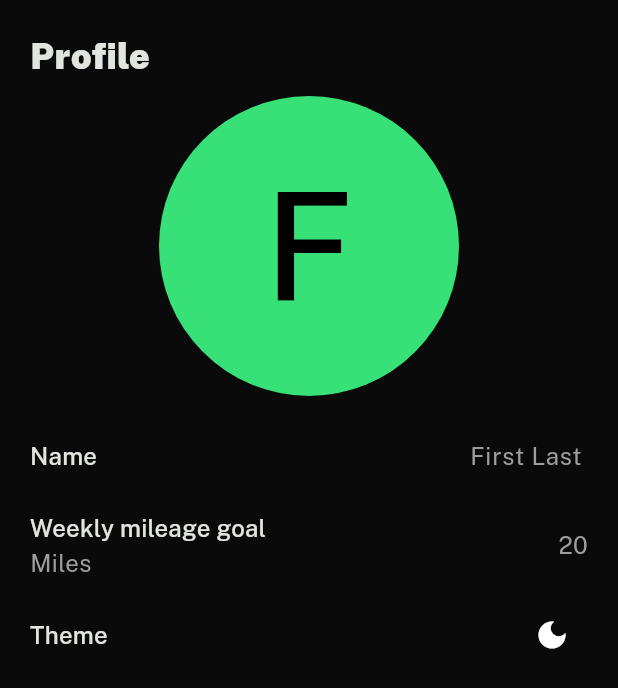
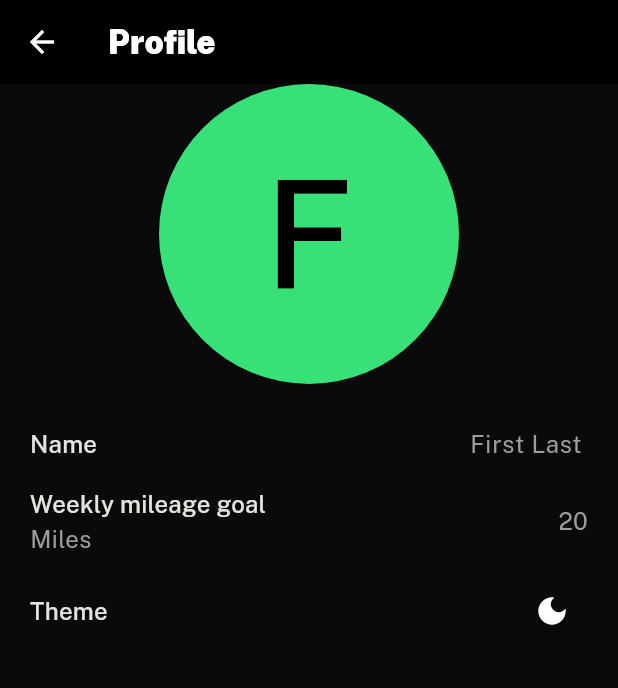
Before and after one commit to liamb09/Rundex, a Flutter app: the ProfilePage screen opened directly, after a tap on "Miles", after a tap on "Kilometers", after a tap on the "light mode" icon, on a phone screen of 412 x 824 dp. Shown: the top 688 px of the screen. Run offline on Flutter 3.47's test engine with Material 3 defaults, Android fonts, the phone set to English and light mode, and no system bars; our stand-ins replace envied, google_fonts, shared_preferences, sqflite, syncfusion_flutter_charts, syncfusion_flutter_gauges; missing offline and left inert: flutter_share, polyline_codec; accounts and stored records are empty; generated files the repository leaves out were written again.

Commit message:
Add appbars to each page

```diff
--- a/lib/pages/add_run_page.dart
+++ b/lib/pages/add_run_page.dart
@@ -158,6 +158,7 @@ class _AddRunPageState extends State<AddRunPage> {
       builder: (context, constraints) {
         return Scaffold(
           appBar: AppBar(
+            surfaceTintColor: Theme.of(context).colorScheme.tertiary == Colors.white ? null : Colors.transparent,
             leading: IconButton(
               icon: Icon(Icons.close),
               onPressed: () {
@@ -168,12 +169,11 @@ class _AddRunPageState extends State<AddRunPage> {
               "New run",
               style: TextStyle(
                 fontWeight: FontWeight.w900,
-                fontSize: Theme.of(context).textTheme.titleMedium!.fontSize,
+                fontSize: Theme.of(context).textTheme.titleLarge!.fontSize,
               ),
             ),
             backgroundColor: Theme.of(context).colorScheme.tertiary,
           ),
-          backgroundColor: Theme.of(context).colorScheme.tertiary,
           body: SafeArea(
             child: SingleChildScrollView(
               child: FutureBuilder<User>(
--- a/lib/pages/home_page.dart
+++ b/lib/pages/home_page.dart
@@ -260,7 +260,17 @@ class _HomePageState extends State<HomePage> {
   @override
   Widget build(BuildContext context) {
     return Scaffold(
-      backgroundColor: Theme.of(context).colorScheme.tertiary,
+      appBar: AppBar(
+        surfaceTintColor: Theme.of(context).colorScheme.tertiary == Colors.white ? null : Colors.transparent,
+        title: Text(
+          "Your runs",
+          style: TextStyle(
+            fontWeight: FontWeight.w900,
+            fontSize: Theme.of(context).textTheme.titleLarge!.fontSize,
+          ),
+        ),
+        backgroundColor: Theme.of(context).colorScheme.tertiary,
+      ),
       body: SafeArea(
         child: FutureBuilder<User>(
           future: getUserFromDB(),
@@ -285,29 +295,6 @@ class _HomePageState extends State<HomePage> {
                           children: snapshot.data!.map((run) {
                             return Column(
                               children: [
-                                Builder(
-                                  builder: (context) {
-                                    if (snapshot.data![0] == run) {
-                                      return Column(
-                                        crossAxisAlignment: CrossAxisAlignment.start,
-                                        children: [
-                                          SizedBox(height: 20),
-                                          Row(
-                                            children: [
-                                              SizedBox(width: 20,),
-                                              Text("Your runs", textAlign: TextAlign.left, style: TextStyle(
-                                                fontSize: Theme.of(context).textTheme.headlineSmall!.fontSize,
-                                                fontWeight: FontWeight.w900,
-                                              ),),
-                                            ],
-                                          ),
-                                          SizedBox(height: 10),
-                                        ],
-                                      );
-                                    }
-                                    return Container();
-                                  },
-                                ),
                                 Center(
                                   child: Padding(
                                     padding: const EdgeInsets.symmetric(horizontal: 20.0, vertical: 5.0),
--- a/lib/pages/profile_page.dart
+++ b/lib/pages/profile_page.dart
@@ -52,28 +52,25 @@ class _ProfilePageState extends State<ProfilePage> {
           return CircularProgressIndicator();
         }
         return Scaffold(
+          appBar: AppBar(
+            surfaceTintColor: Theme.of(context).colorScheme.tertiary == Colors.white ? null : Colors.transparent,
+            title: Text(
+              "Profile",
+              style: TextStyle(
+                fontWeight: FontWeight.w900,
+                fontSize: Theme.of(context).textTheme.titleLarge!.fontSize,
+              ),
+            ),
+            backgroundColor: Theme.of(context).colorScheme.tertiary,
+          ),
           body: SafeArea(
             child: SingleChildScrollView(
               child: Padding(
-                padding: const EdgeInsets.fromLTRB(20, 20, 20, 10),
+                padding: const EdgeInsets.fromLTRB(20, 0, 20, 10),
                 child: Stack(
                   children: [
                     Column(
                       children: [
-                        Column(
-                          crossAxisAlignment: CrossAxisAlignment.start,
-                          children: [
-                            Row(
-                              children: [
-                                Text("Profile", textAlign: TextAlign.left, style: TextStyle(
-                                  fontSize: Theme.of(context).textTheme.headlineSmall!.fontSize,
-                                  fontWeight: FontWeight.w900,
-                                ),),
-                              ],
-                            ),
-                            SizedBox(height: 10),
-                          ],
-                        ),
                         SizedBox(
                           width: 200,
                           height: 200,
@@ -107,7 +104,7 @@ class _ProfilePageState extends State<ProfilePage> {
                             ),
                           ],
                         ),
-                        SizedBox(height: 12),
+                        SizedBox(height: 4),
                         Row(
                           children: [
                             Expanded(
```
Also changed, not shown: lib/pages/pr_page.dart (+12 -25 lines), lib/pages/stats_page.dart (+13 -19 lines).
